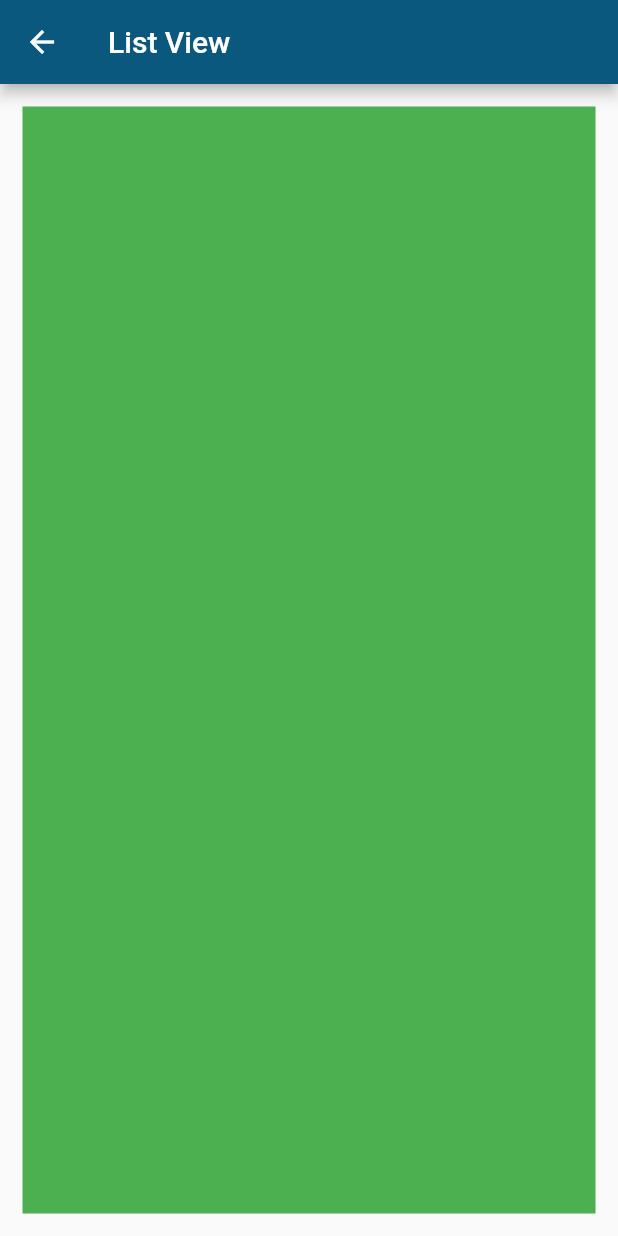
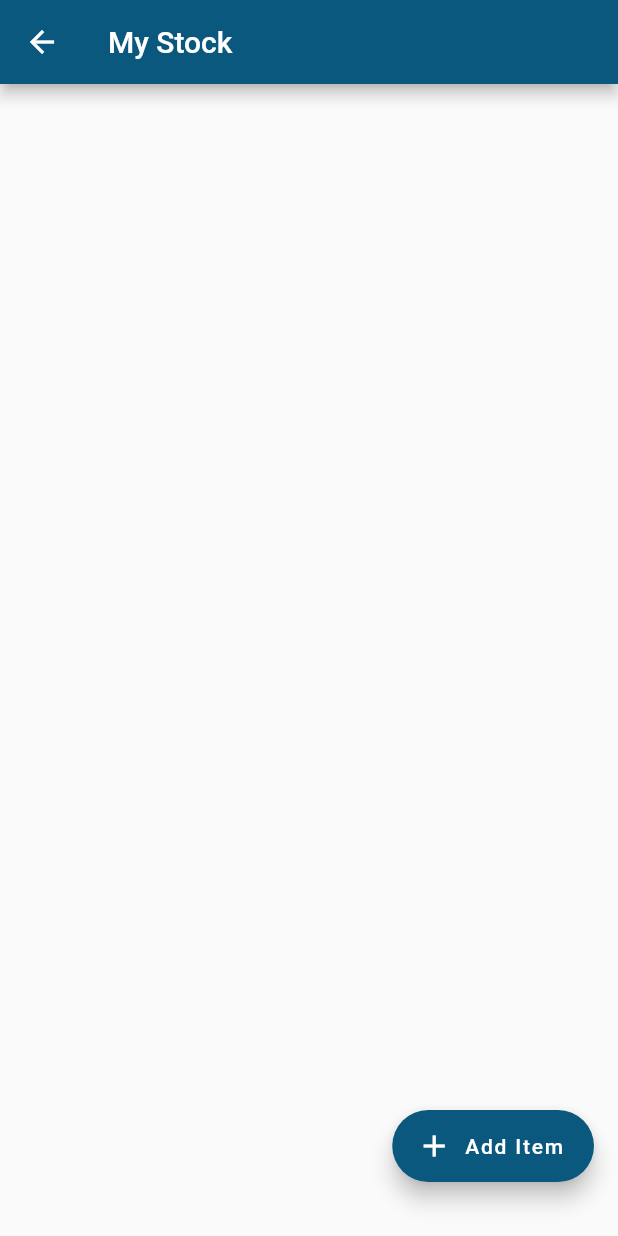
Before and after one commit to kwekuHammond/frontend_design, a Flutter app: the ListItems screen opened directly, on a phone screen of 412 x 824 dp. Run offline on Flutter 3.47's test engine with Material 2 defaults, Android fonts, the phone set to English and light mode, and no system bars.

Commit message:
add Model Bottom Sheet to List View Page(My Stock Page) when add item is clicked

```diff
--- /dev/null
+++ b/lib/constants/constants.dart
@@ -0,0 +1,3 @@
+import 'dart:ui';
+
+const primaryColor = Color.fromARGB(255, 11, 88, 126);
--- a/lib/views/home.dart
+++ b/lib/views/home.dart
@@ -24,9 +24,8 @@ class HomePage extends StatelessWidget {
               child: SizedBox(
                 width: double.infinity,
                 child: ElevatedButton(
-                  onPressed: () async {
-                    await Navigator.of(context)
-                        .push(createRoute(const LoginView()));
+                  onPressed: () {
+                    Navigator.of(context).push(createRoute(const LoginView()));
                   },
                   child: const Text("Login UI"),
                 ),
--- a/lib/views/list.dart
+++ b/lib/views/list.dart
@@ -1,4 +1,6 @@
 import 'package:flutter/material.dart';
+
+import '../components/custom_widgets.dart';
 
 class ListItems extends StatefulWidget {
   const ListItems({super.key});
@@ -10,15 +12,26 @@ class ListItems extends StatefulWidget {
 class _ListItemsState extends State<ListItems> {
   @override
   Widget build(BuildContext context) {
+    Size screenSize = MediaQuery.of(context).size;
     return Scaffold(
       appBar: AppBar(
         backgroundColor: const Color.fromARGB(255, 11, 88, 126),
-        title: const Text("List View"),
+        title: const Text("My Stock"),
       ),
       body: Container(
-        color: Colors.green,
-        margin: const EdgeInsets.all(15.0),
+        margin: const EdgeInsets.all(5.0),
         child: Container(),
+      ),
+      floatingActionButton: Padding(
+        padding: const EdgeInsets.only(bottom: 20),
+        child: FloatingActionButton.extended(
+          onPressed: () {
+            buttomSheet(context, screenSize);
+          },
+          backgroundColor: const Color.fromARGB(255, 11, 88, 126),
+          icon: const Icon(Icons.add),
+          label: const Text("Add Item"),
+        ),
       ),
     );
   }
--- a/lib/views/login.dart
+++ b/lib/views/login.dart
@@ -143,8 +143,10 @@ class _LoginViewState extends State<LoginView> {
                                       ),
                                     ),
                                   ),
-                                  Padding(
-                                    padding: const EdgeInsets.only(top: 40),
+                                  Container(
+                                    width: screenSize.width * 0.5,
+                                    height: 50,
+                                    margin: const EdgeInsets.only(top: 40),
                                     child: ElevatedButton.icon(
                                       label: const Text(
                                         "Sign in",
```
Also changed, not shown: lib/components/custom_widgets.dart (+101 -2 lines).
